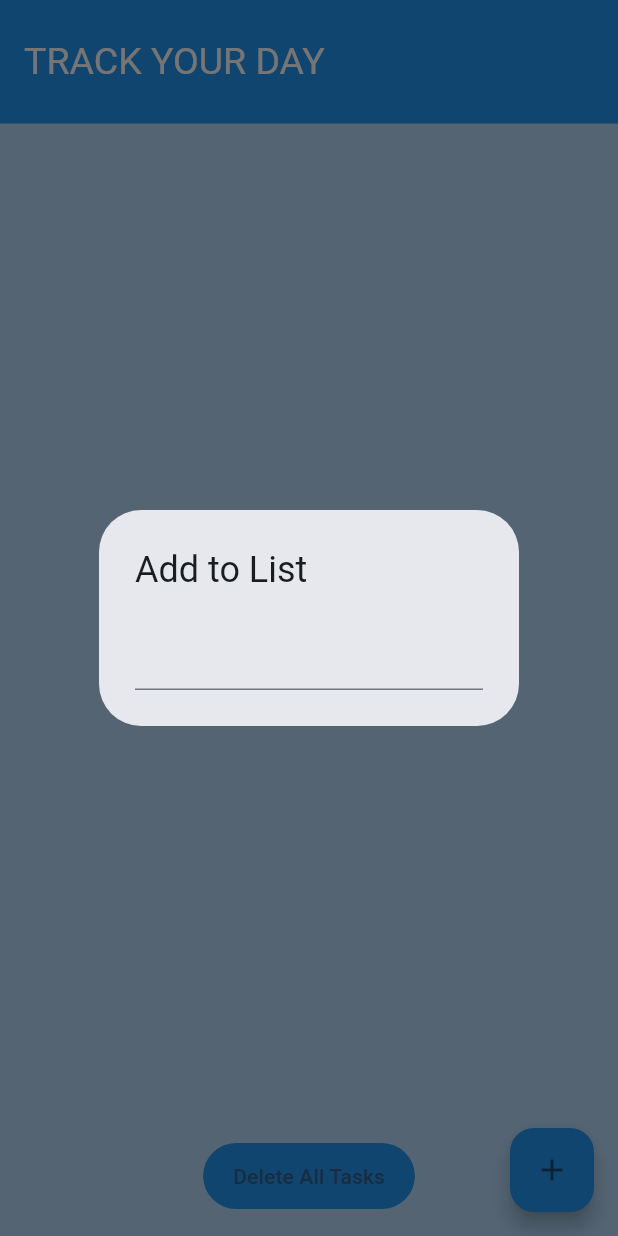
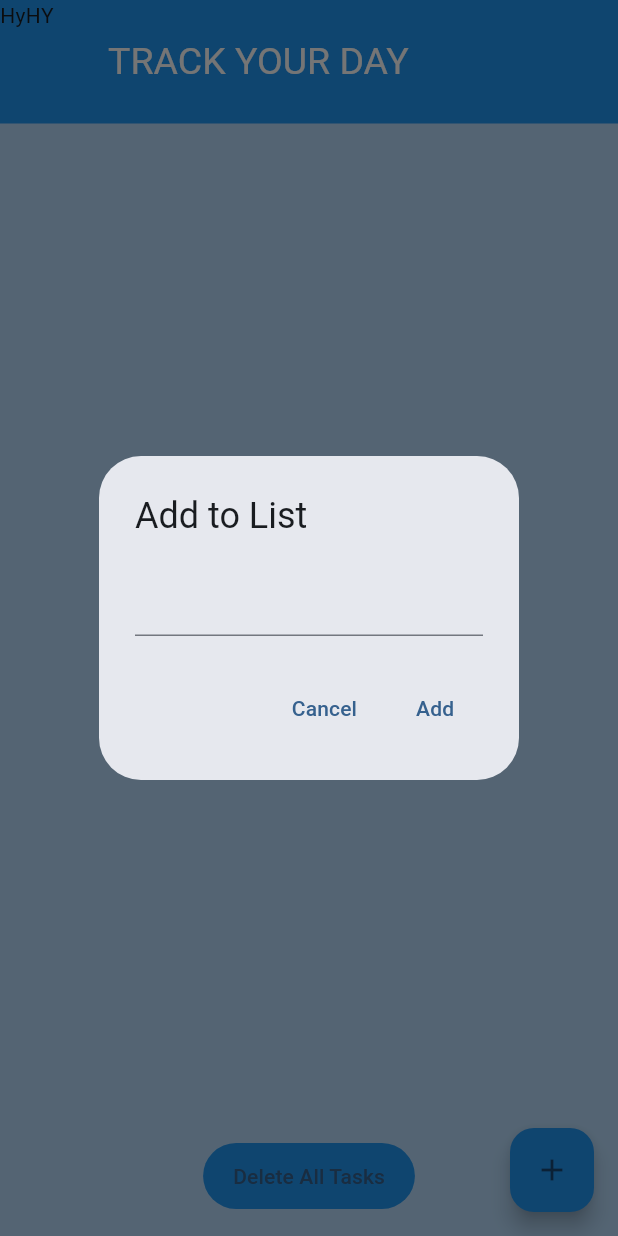
Before and after one commit to pauljsd/my_tasks_list, a Flutter app: the screen it shows after launch, after a tap on the "add" icon, on a phone screen of 412 x 824 dp. Run offline on Flutter 3.47's test engine with Material 3 defaults, Android fonts, the light colour scheme and no system bars; our stand-ins replace hive, hive_flutter; accounts and stored records are empty.

Commit message:
refactored the code to suit mvvm

```diff
--- a/lib/main.dart
+++ b/lib/main.dart
@@ -1,5 +1,5 @@
 import 'package:flutter/material.dart';
-import 'package:my_task_list/pages/home_page.dart';
+import 'package:my_task_list/pages/homepage/screens/home/home_page.dart';
 import "package:hive_flutter/adapters.dart";
 
 void main() async {
--- a/lib/pages/home_page.dart
+++ /dev/null
@@ -1,243 +0,0 @@
-import 'package:flutter/material.dart';
-import 'package:hive_flutter/hive_flutter.dart';
-import 'package:intl/intl.dart';
-
-import 'package:my_task_list/models/task.dart';
-
-class HomePage extends StatefulWidget {
-  const HomePage({super.key});
-
-  @override
-  State<HomePage> createState() => _HomePageState();
-}
-
-class _HomePageState extends State<HomePage> {
-  // ignore: unused_field
-  late double _deviceHeight, _deviceWidth;
-  String _todoTaskContent = "";
-  Box? _box;
-
-  @override
-  Widget build(BuildContext context) {
-    _deviceHeight = MediaQuery.of(context).size.height;
-    _deviceWidth = MediaQuery.of(context).size.width;
-
-    return Scaffold(
-      appBar: AppBar(
-          toolbarHeight: _deviceHeight * 0.10,
-          title: const Text(
-            'TRACK YOUR DAY',
-            style: TextStyle(fontSize: 25, color: Colors.white),
-          )),
-      // body: _tasksList(),
-      body: Container(
-        color: Colors.blue.withOpacity(0.3),
-        child: _tasksView(),
-      ),
-
-      // body: const Text('hello'),
-      floatingActionButton: _addTaskButton(),
-    );
-  }
-
-  /// this widget shows the circularProgress bar till the data in openBox is available
-
-  Widget _tasksView() {
-    return FutureBuilder(
-        //this fetched the data in hive_boxes which will be == _snapshot???
-        future: Hive.openBox(
-            'tasks'), //this will return a box, that is why the snapshot is equated to a Box data type bro
-
-        // future: Future.delayed(Duration(seconds: 4)),
-        builder: (BuildContext _context, AsyncSnapshot _snapshot) {
-          if (_snapshot.hasData) {
-            _box = _snapshot.data;
-
-            return _tasksList();
-          } else {
-            return const Center(
-              child: CircularProgressIndicator(),
-            );
-          }
-        });
-  }
-
-  Widget _tasksList() {
-    //create a new task into hive manually
-    // Task _newTask = Task(
-    //   content: 'Now we are good',
-    //   timestamp: DateTime.now(),
-    //   done: false,
-    // );
-
-    //add the task to the box in the hive
-    // _box?.add(_newTask.toMap());
-
-    List tasks = _box!.values.toList();
-
-    print('I AM PRINTING HERE');
-    print(tasks);
-
-    return Column(
-      children: [
-        Expanded(
-          child: ListView.builder(
-            shrinkWrap: true,
-            itemCount: tasks.length,
-            itemBuilder: (BuildContext _context, int _index) {
-              var task = Task.fromMap(tasks[_index]);
-
-              return ListTile(
-                title: Text(
-                  task.content,
-                  style: TextStyle(
-                    decoration: task.done ? TextDecoration.lineThrough : null,
-                    fontSize: 20,
-                  ),
-                ),
-                subtitle: Text(
-                  task.done
-                      ? "Done ${DateFormat("d'th'-MMM-yyyy h:mma").format(task.timestamp)}"
-                      : "Task added on ${DateFormat("d'th'-MMM-yyyy h:mma").format(task.timestamp)}",
-                  style: TextStyle(
-                    color:
-                        task.done ? Colors.green : Colors.pink.withOpacity(0.8),
-                    fontSize: 14,
-                  ),
-                ),
-                trailing: Row(
-                  mainAxisSize: MainAxisSize.min,
-                  children: [
-                    IconButton(
-                      onPressed: () {
-                        _editTaskDialog(task, _index);
-                      },
-                      icon: const Icon(Icons.edit),
-                      color: Colors.blue,
-                    ),
-                    Icon(
-                      task.done
-                          ? Icons.check_box_outlined
-                          : Icons.check_box_outline_blank,
-                      color: Colors.blue,
-                    ),
-                  ],
-                ),
-                onTap: () {
-                  task.done = !task.done;
-                  _box!.putAt(_index, task.toMap());
-                  setState(() {});
-                },
-                onLongPress: () {
-                  _box!.delete(_index);
-                  setState(() {});
-                },
-              );
-            },
-          ),
-        ),
-
-        //Delete button
-        Padding(
-          padding: const EdgeInsets.all(16.0),
-          child: TextButton(
-            onPressed: clearBox,
-            child: Text("Delete All Tasks"),
-            style: TextButton.styleFrom(
-              backgroundColor: Colors.blue,
-              // primary: Colors.white,
-              padding: const EdgeInsets.symmetric(vertical: 12, horizontal: 20),
-            ),
-          ),
-        ),
-      ],
-    );
-  }
-
-//delete all task function
-  void clearBox() async {
-    var box = await Hive.openBox('tasks');
-    box.clear();
-    setState(() {});
-  }
-
-  Widget _addTaskButton() {
-    return FloatingActionButton(
-      backgroundColor: Colors.blue,
-      onPressed: _popUpTaskTodo,
-      // onPressed: clearBox,
-
-      child: Icon(Icons.add),
-    );
-  }
-
-  void _popUpTaskTodo() {
-    showDialog(
-        context: context,
-        builder: (BuildContext _context) {
-          return AlertDialog(
-            title: Text('Add to List'),
-            content: TextField(
-              keyboardType: TextInputType.text,
-              onChanged: (_value) {
-                setState(() {
-                  _todoTaskContent = _value;
-                });
-              },
-              onSubmitted: (_value) {
-                if (_todoTaskContent != null) {
-                  var task = Task(
-                      content: _todoTaskContent,
-                      timestamp: DateTime.now(),
-                      done: false);
-                  _box!.add(task.toMap());
-                  setState(() {
-                    Navigator.pop(context);
-                    _todoTaskContent = '';
-                  });
-                }
-              },
-            ),
-          );
-        });
-  }
-
-//edit Task function
-  void _editTaskDialog(Task task, int index) {
-    TextEditingController _editController =
-        TextEditingController(text: task.content);
-
-    showDialog(
-      context: context,
-      builder: (BuildContext context) {
-        return AlertDialog(
-          title: const Text('Edit Task'),
-          content: TextField(
-            controller: _editController,
-            decoration: const InputDecoration(
-              hintText: 'Enter new task content',
-            ),
-          ),
-          actions: [
-            TextButton(
-              onPressed: () {
-                Navigator.of(context).pop();
-              },
-              child: const Text('Cancel'),
-            ),
-            TextButton(
-              onPressed: () {
-                setState(() {
-                  task.content = _editController.text;
-                  _box!.putAt(index, task.toMap());
-                });
-                Navigator.of(context).pop();
-              },
-              child: const Text('Save'),
-            ),
-          ],
-        );
-      },
-    );
-  }
-}
--- /dev/null
+++ b/lib/pages/homepage/controllers/clear_all_tasks.dart
@@ -0,0 +1,12 @@
+import 'package:hive_flutter/hive_flutter.dart';
+
+class ClearAllTasks {
+  //clear hive
+
+  void clearBox() async {
+    var box = await Hive.openBox('tasks');
+    box.clear();
+    print('cleared');
+    print('are you sure cleared');
+  }
+}
--- /dev/null
+++ b/lib/pages/homepage/screens/home/home_page.dart
@@ -0,0 +1,269 @@
+import 'package:flutter/material.dart';
+import 'package:hive_flutter/hive_flutter.dart';
+import 'package:intl/intl.dart';
+import 'package:my_task_list/pages/homepage/controllers/clear_all_tasks.dart';
+
+import 'package:my_task_list/pages/homepage/models/task.dart';
+import 'package:my_task_list/pages/homepage/screens/widgets/delete_all_tasks_btn.dart';
+import 'package:my_task_list/pages/homepage/screens/widgets/pop_up_task_todo.dart';
+import 'package:my_task_list/pages/homepage/screens/widgets/task_list.dart';
+import 'package:my_task_list/pages/homepage/screens/widgets/task_view.dart';
+
+class HomePage extends StatefulWidget {
+  const HomePage({super.key});
+
+  @override
+  State<HomePage> createState() => _HomePageState();
+}
+
+class _HomePageState extends State<HomePage> {
+  // ignore: unused_field
+  late double _deviceHeight, _deviceWidth;
+  String _todoTaskContent = "";
+  Box? _box;
+
+  @override
+  Widget build(BuildContext context) {
+    _deviceHeight = MediaQuery.of(context).size.height;
+    _deviceWidth = MediaQuery.of(context).size.width;
+
+    return Scaffold(
+      appBar: AppBar(
+          leading: Text('HyHY'),
+          toolbarHeight: _deviceHeight * 0.10,
+          title: const Text(
+            'TRACK YOUR DAY',
+            style: TextStyle(fontSize: 25, color: Colors.white),
+          )),
+      // body: _tasksList(),
+      body: Container(
+        color: Colors.blue.withOpacity(0.3),
+        child: _tasksView(),
+        // child: TasksView(onEdit: _editTaskDialog),
+      ),
+
+      // body: const Text('hello'),
+      floatingActionButton: FloatingActionButton(
+        backgroundColor: Colors.blue,
+        onPressed: _showAddTaskDialog,
+        child: const Icon(Icons.add),
+      ),
+    );
+  }
+
+  /// this widget shows the circularProgress bar till the data in openBox is available
+
+  Widget _tasksView() {
+    return FutureBuilder(
+        //this fetched the data in hive_boxes which will be == _snapshot???
+        future: Hive.openBox(
+            'tasks'), //this will return a box, that is why the snapshot is equated to a Box data type bro
+
+        // future: Future.delayed(Duration(seconds: 4)),
+        builder: (BuildContext _context, AsyncSnapshot _snapshot) {
+          if (_snapshot.hasData) {
+            _box = _snapshot.data;
+
+            // return _tasksList();
+            return Column(
+              children: [
+                Expanded(child: TaskList(box: _box!, onEdit: _editTaskDialog)),
+                DeleteAllTasks(
+                  onPressed: () {
+                    ClearAllTasks().clearBox();
+                    setState(() {});
+                  },
+                ),
+              ],
+            );
+          } else {
+            return const Center(
+              child: CircularProgressIndicator(),
+            );
+          }
+        });
+  }
+
+  void _showAddTaskDialog() {
+    showDialog(
+      context: context,
+      builder: (BuildContext context) {
+        return PopUpTaskTodo(
+          onTaskAdded: (taskContent) {
+            var task = Task(
+              content: taskContent,
+              timestamp: DateTime.now(),
+              done: false,
+            );
+            _box!.add(task.toMap());
+            setState(() {});
+          },
+        );
+      },
+    );
+  }
+
+  //edit Task function
+  void _editTaskDialog(Task task, int index) {
+    TextEditingController _editController =
+        TextEditingController(text: task.content);
+
+    showDialog(
+      context: context,
+      builder: (BuildContext context) {
+        return AlertDialog(
+          title: const Text('Edit Task'),
+          content: TextField(
+            controller: _editController,
+            decoration: const InputDecoration(
+              hintText: 'Enter new task content',
+            ),
+          ),
+          actions: [
+            TextButton(
+              onPressed: () {
+                Navigator.of(context).pop();
+              },
+              child: const Text('Cancel'),
+            ),
+            TextButton(
+              onPressed: () {
+                setState(() {
+                  task.content = _editController.text;
+                  _box!.putAt(index, task.toMap());
+                });
+                Navigator.of(context).pop();
+              },
+              child: const Text('Save'),
+            ),
+          ],
+        );
+      },
+    );
+  }
+
+  // Widget _tasksList() {
+  //   List tasks = _box!.values.toList();
+
+  //   print('I AM PRINTING HERE');
+  //   print(tasks);
+
+  //   return Column(
+  //     children: [
+  //       Expanded(
+  //         child: ListView.builder(
+  //           shrinkWrap: true,
+  //           itemCount: tasks.length,
+  //           itemBuilder: (BuildContext _context, int _index) {
+  //             var task = Task.fromMap(tasks[_index]);
+
+  //             return ListTile(
+  //               title: Text(
+  //                 task.content,
+  //                 style: TextStyle(
+  //                   decoration: task.done ? TextDecoration.lineThrough : null,
+  //                   fontSize: 20,
+  //                 ),
+  //               ),
+  //               subtitle: Text(
+  //                 task.done
+  //                     ? "Done ${DateFormat("d'th'-MMM-yyyy h:mma").format(task.timestamp)}"
+  //                     : "Task added on ${DateFormat("d'th'-MMM-yyyy h:mma").format(task.timestamp)}",
+  //                 style: TextStyle(
+  //                   color:
+  //                       task.done ? Colors.green : Colors.pink.withOpacity(0.8),
+  //                   fontSize: 14,
+  //                 ),
+  //               ),
+  //               trailing: Row(
+  //                 mainAxisSize: MainAxisSize.min,
+  //                 children: [
+  //                   IconButton(
+  //                     onPressed: () {
+  //                       _editTaskDialog(task, _index);
+  //                     },
+  //                     icon: const Icon(Icons.edit),
+  //                     color: Colors.blue,
+  //                   ),
+  //                   Icon(
+  //                     task.done
+  //                         ? Icons.check_box_outlined
+  //                         : Icons.check_box_outline_blank,
+  //                     color: Colors.blue,
+  //                   ),
+  //                 ],
+  //               ),
+  //               onTap: () {
+  //                 task.done = !task.done;
+  //                 _box!.putAt(_index, task.toMap());
+  //                 setState(() {});
+  //               },
+  //               onLongPress: () {
+  //                 _box!.delete(_index);
+  //                 setState(() {});
+  //               },
+  //             );
+  //           },
+  //         ),
+  //       ),
+
+  //       //Delete button
+  //       Padding(
+  //         padding: const EdgeInsets.all(16.0),
+  //         child: TextButton(
+  //           onPressed: () {
+  //             ClearAllTasks().clearBox();
+  //             setState(() {});
+  //           },
+  //           // onPressed: clearBox,
+  //           child: Text("Delete All Tasks"),
+  //           style: TextButton.styleFrom(
+  //             backgroundColor: Colors.blue,
+  //             // primary: Colors.white,
+  //             padding: const EdgeInsets.symmetric(vertical: 12, horizontal: 20),
+  //           ),
+  //         ),
+  //       ),
+  //     ],
+  //   );
+  // }
+
+  Widget _addTaskButton() {
+    return FloatingActionButton(
+      backgroundColor: Colors.blue,
+      onPressed: _popUpTaskTodo,
+      child: Icon(Icons.add),
+    );
+  }
+
+  void _popUpTaskTodo() {
+    showDialog(
+        context: context,
+        builder: (BuildContext _context) {
+          return AlertDialog(
+            title: Text('Add to List'),
+            content: TextField(
+              keyboardType: TextInputType.text,
+              onChanged: (_value) {
+                setState(() {
+                  _todoTaskContent = _value;
+                });
+              },
+              onSubmitted: (_value) {
+                if (_todoTaskContent != null) {
+                  var task = Task(
+                      content: _todoTaskContent,
+                      timestamp: DateTime.now(),
+                      done: false);
+                  _box!.add(task.toMap());
+                  setState(() {
+                    Navigator.pop(context);
+                    _todoTaskContent = '';
+                  });
+                }
+              },
+            ),
+          );
+        });
+  }
+}
--- /dev/null
+++ b/lib/pages/homepage/screens/widgets/delete_all_tasks_btn.dart
@@ -0,0 +1,30 @@
+import 'package:flutter/material.dart';
+import 'package:my_task_list/pages/homepage/controllers/clear_all_tasks.dart';
+
+class DeleteAllTasks extends StatefulWidget {
+  final VoidCallback? onPressed;
+
+  const DeleteAllTasks({super.key, this.onPressed});
+
+  @override
+  State<DeleteAllTasks> createState() => _DeleteAllTasksState();
+}
+
+class _DeleteAllTasksState extends State<DeleteAllTasks> {
+  @override
+  Widget build(BuildContext context) {
+    return Padding(
+      padding: const EdgeInsets.all(16.0),
+      child: TextButton(
+        onPressed: widget.onPressed,
+        // onPressed: clearBox,
+        child: Text("Delete All Tasks"),
+        style: TextButton.styleFrom(
+          backgroundColor: Colors.blue,
+          // primary: Colors.white,
+          padding: const EdgeInsets.symmetric(vertical: 12, horizontal: 20),
+        ),
+      ),
+    );
+  }
+}
--- /dev/null
+++ b/lib/pages/homepage/screens/widgets/pop_up_task_todo.dart
@@ -0,0 +1,46 @@
+import 'package:flutter/material.dart';
+
+class PopUpTaskTodo extends StatefulWidget {
+  final Function(String) onTaskAdded;
+
+  const PopUpTaskTodo({required this.onTaskAdded, Key? key}) : super(key: key);
+
+  @override
+  _PopUpTaskTodoState createState() => _PopUpTaskTodoState();
+}
+
+class _PopUpTaskTodoState extends State<PopUpTaskTodo> {
+  String _taskContent = '';
+
+  @override
+  Widget build(BuildContext context) {
+    return AlertDialog(
+      title: const Text('Add to List'),
+      content: TextField(
+        keyboardType: TextInputType.text,
+        onChanged: (value) {
+          setState(() {
+            _taskContent = value;
+          });
+        },
+      ),
+      actions: [
+        TextButton(
+          onPressed: () {
+            Navigator.pop(context);
+          },
+          child: const Text('Cancel'),
+        ),
+        TextButton(
+          onPressed: () {
+            if (_taskContent.isNotEmpty) {
+              widget.onTaskAdded(_taskContent);
+              Navigator.pop(context);
+            }
+          },
+          child: const Text('Add'),
+        ),
+      ],
+    );
+  }
+}
--- /dev/null
+++ b/lib/pages/homepage/screens/widgets/task_list.dart
@@ -0,0 +1,78 @@
+import 'package:flutter/material.dart';
+import 'package:hive/hive.dart';
+import 'package:intl/intl.dart';
+import 'package:my_task_list/pages/homepage/models/task.dart';
+
+class TaskList extends StatefulWidget {
+  final Box box;
+  final Function(Task task, int index) onEdit;
+
+  const TaskList({required this.box, required this.onEdit, Key? key})
+      : super(key: key);
+
+  @override
+  State<TaskList> createState() => _TaskListState();
+}
+
+class _TaskListState extends State<TaskList> {
+  @override
+  Widget build(BuildContext context) {
+    List tasks = widget.box.values.toList();
+
+    print(tasks);
+
+    return ListView.builder(
+      // shrinkWrap: true,
+      itemCount: tasks.length,
+      itemBuilder: (BuildContext context, int index) {
+        var task = Task.fromMap(tasks[index]);
+
+        return ListTile(
+          title: Text(
+            task.content,
+            style: TextStyle(
+              decoration: task.done ? TextDecoration.lineThrough : null,
+              fontSize: 20,
+            ),
+          ),
+          subtitle: Text(
+            task.done
+                ? "Done ${DateFormat("d'th'-MMM-yyyy h:mma").format(task.timestamp)}"
+                : "Task added on ${DateFormat("d'th'-MMM-yyyy h:mma").format(task.timestamp)}",
+            style: TextStyle(
+              color: task.done ? Colors.green : Colors.pink.withOpacity(0.8),
+              fontSize: 14,
+            ),
+          ),
+          trailing: Row(
+            mainAxisSize: MainAxisSize.min,
+            children: [
+              IconButton(
+                onPressed: () {
+                  widget.onEdit(task, index);
+                },
+                icon: const Icon(Icons.edit),
+                color: Colors.blue,
+              ),
+              Icon(
+                task.done
+                    ? Icons.check_box_outlined
+                    : Icons.check_box_outline_blank,
+                color: Colors.blue,
+              ),
+            ],
+          ),
+          onTap: () {
+            task.done = !task.done;
+            widget.box.putAt(index, task.toMap());
+            setState(() {});
+          },
+          onLongPress: () {
+            widget.box.delete(index);
+            setState(() {});
+          },
+        );
+      },
+    );
+  }
+}
```
Also changed, not shown: lib/pages/homepage/screens/widgets/add_tasks_btn.dart (added, +15 -0 lines), lib/pages/homepage/screens/widgets/task_view.dart (added, +47 -0 lines), lib/pages/homepage/models/task.dart (renamed from lib/models/task.dart).
